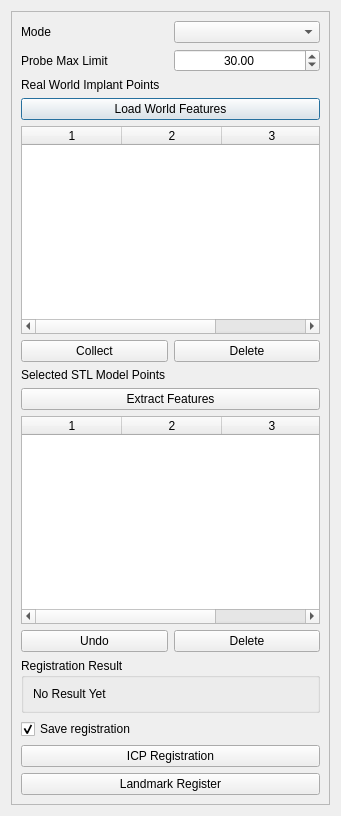
Before: the Qt Designer form ui/registration.ui in liushuya7/cn5X, drawn with Qt 5.
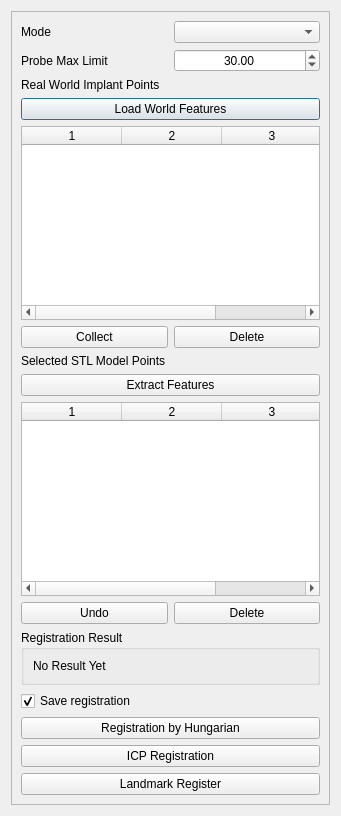
After: the same form once the commit is applied.

Commit message: fix bug in 3D mesh feature extraction, working on registration by finding correspondence with hungarian

```diff
--- a/ui/registration.ui
+++ b/ui/registration.ui
@@ -177,6 +177,13 @@
          </property>
         </widget>
        </item>
+       <item>
+        <widget class="QPushButton" name="pushButton_register_hungarian">
+         <property name="text">
+          <string>Registration by Hungarian</string>
+         </property>
+        </widget>
+       </item>
        <item>
         <widget class="QPushButton" name="pushButton_register_icp">
          <property name="text">
```
The commit also changes 3 other files.
